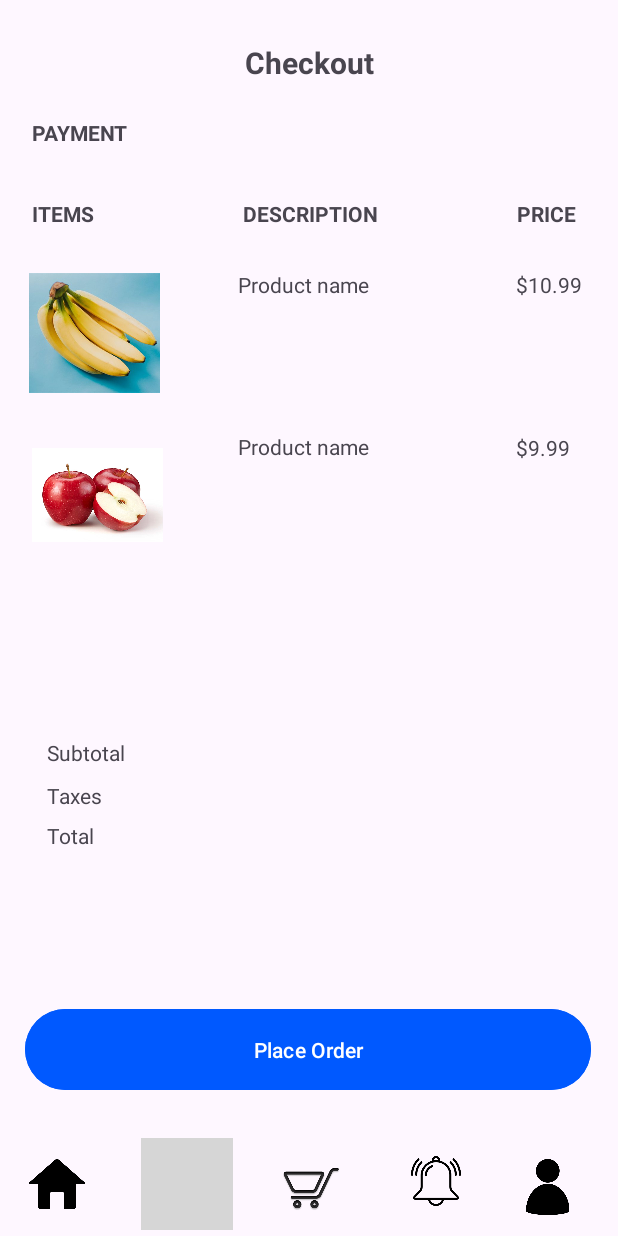
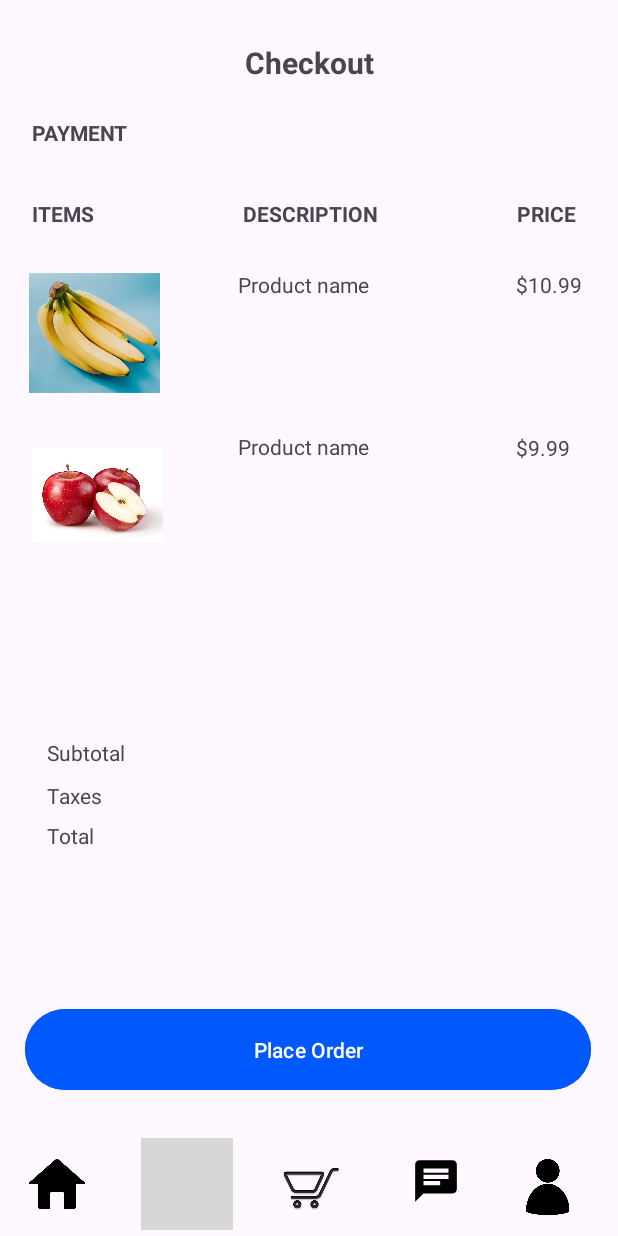
Before and after one commit to davamae/Buddy-Cart, an Android app: the CheckoutScreen screen opened directly, with no data from a screen before it, on a phone screen of 412 x 824 dp. Run offline under Robolectric (Android 15) with nearby library versions, the phone set to English and light mode, and no system bars; grey boxes are pictures that could not be loaded.

Commit message:
changed bell icon to chat icon to be consistent with its functionality (navigates to the contacts and chat features)

```diff
--- a/app/src/main/res/layout/activity_checkout_screen.xml
+++ b/app/src/main/res/layout/activity_checkout_screen.xml
@@ -52,10 +52,9 @@
         android:layout_marginBottom="8dp"
         android:backgroundTint="#00FFFFFF"
         android:scaleType="fitCenter"
-        android:tint="#00FFFFFF"
         app:layout_constraintBottom_toBottomOf="parent"
         app:layout_constraintStart_toEndOf="@+id/cartImageButton2"
-        app:srcCompat="@drawable/bell" />
+        app:srcCompat="@drawable/chat_icon" />
 
     <ImageButton
         android:id="@+id/personImageButton2"
--- a/app/src/main/res/layout/activity_main2.xml
+++ b/app/src/main/res/layout/activity_main2.xml
@@ -137,10 +137,9 @@
         android:layout_marginBottom="8dp"
         android:backgroundTint="#00FFFFFF"
         android:scaleType="fitCenter"
-        android:tint="#00FFFFFF"
         app:layout_constraintBottom_toBottomOf="parent"
         app:layout_constraintStart_toEndOf="@+id/cartImageButton"
-        app:srcCompat="@drawable/bell" />
+        app:srcCompat="@drawable/chat_icon" />
 
     <ImageButton
         android:id="@+id/personImageButton"
--- a/app/src/main/res/layout/activity_map.xml
+++ b/app/src/main/res/layout/activity_map.xml
@@ -128,7 +128,7 @@
         android:layout_marginBottom="16dp"
         android:backgroundTint="#00FFFFFF"
         android:scaleType="centerInside"
-        android:src="@drawable/bell"
+        android:src="@drawable/chat_icon"
         app:layout_constraintBottom_toBottomOf="parent"
         app:layout_constraintEnd_toEndOf="parent" />
 
```
